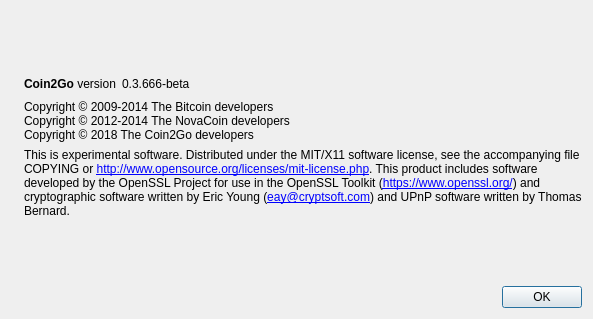
First picture: the form in src/qt/forms/aboutdialog.ui, repository cointogo/coin2goproject, before the edit.
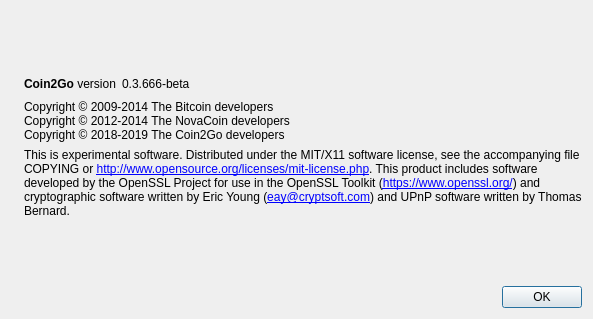
Second picture: the form after the edit. Icons and pictures are not drawn.

The edit to the form file:
```diff
--- a/src/qt/forms/aboutdialog.ui
+++ b/src/qt/forms/aboutdialog.ui
@@ -93,7 +93,7 @@
        <property name="text">
         <string>Copyright © 2009-2014 The Bitcoin developers
 Copyright © 2012-2014 The NovaCoin developers
-Copyright © 2018 The Coin2Go developers</string>
+Copyright © 2018-2019 The Coin2Go developers</string>
        </property>
        <property name="textInteractionFlags">
         <set>Qt::LinksAccessibleByMouse|Qt::TextSelectableByKeyboard|Qt::TextSelectableByMouse</set>
```
